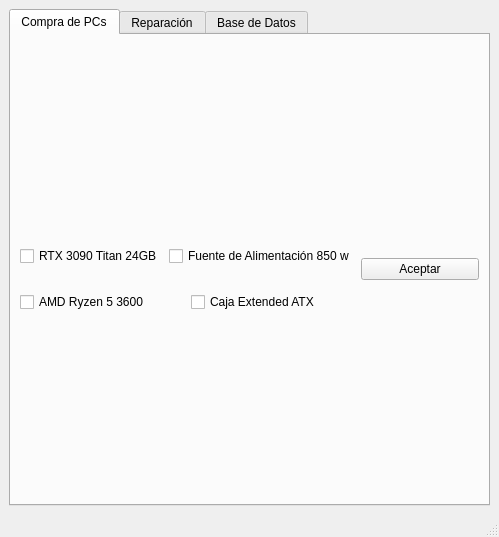
Before: the Qt Designer form aplicacionU5Ajustable.ui in Casta626/Trabajo-5-DIN, drawn with Qt 5.
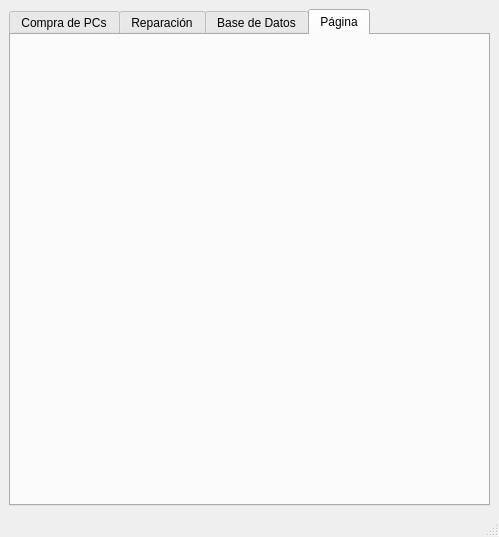
After: the same form once the commit is applied. The open tabs and pages were chosen to show the change. Icons and pictures are not drawn.

What changed in the file:
```diff
--- a/aplicacionU5Ajustable.ui
+++ b/aplicacionU5Ajustable.ui
@@ -20,13 +20,13 @@
       <property name="currentIndex">
        <number>1</number>
       </property>
-      <widget class="QWidget" name="tab">
+      <widget class="QWidget" name="tabCompras">
        <attribute name="title">
         <string>Compra de PCs</string>
        </attribute>
-       <layout class="QGridLayout" name="gridLayout">
-        <item row="0" column="0">
-         <layout class="QVBoxLayout" name="verticalLayout_6">
+       <layout class="QVBoxLayout" name="verticalLayout">
+        <item>
+         <layout class="QVBoxLayout" name="vLayoutCompras">
           <item>
            <layout class="QHBoxLayout" name="horizontalLayout">
             <item>
@@ -94,7 +94,7 @@
           <item>
            <layout class="QHBoxLayout" name="horizontalLayout_2">
             <item>
-             <layout class="QVBoxLayout" name="verticalLayout">
+             <layout class="QVBoxLayout" name="vLayoutProcesaor">
               <item>
                <widget class="QLabel" name="labelProcesador">
                 <property name="maximumSize">
@@ -157,8 +157,8 @@
           </item>
          </layout>
         </item>
-        <item row="0" column="1">
-         <widget class="QPushButton" name="pushButton">
+        <item>
+         <widget class="QPushButton" name="botonAceptarCompras">
           <property name="styleSheet">
            <string notr="true"/>
           </property>
@@ -193,6 +193,11 @@
         </item>
        </layout>
       </widget>
+      <widget class="QWidget" name="tab">
+       <attribute name="title">
+        <string>Página</string>
+       </attribute>
+      </widget>
      </widget>
     </item>
    </layout>
```
Left out of the diff: 18 changed lines with no effect on the pictures.
